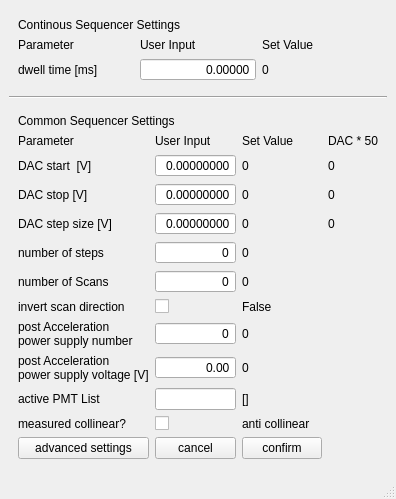
Before: the Qt Designer form TildaHost/source/Interface/TrackParUi/Ui_TrackPar.ui in lasersphere/Tilda, drawn with Qt 5.
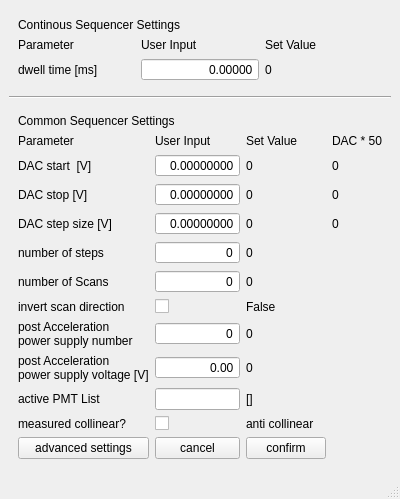
After: the same form once the commit is applied. Icons and pictures are not drawn.

Commit message: Ui will inherit now the Main loop and therefore all parameters etc. can be stored here.

The edit to the form file:
```diff
--- a/TildaHost/source/Interface/TrackParUi/Ui_TrackPar.ui
+++ b/TildaHost/source/Interface/TrackParUi/Ui_TrackPar.ui
@@ -6,7 +6,7 @@
    <rect>
     <x>0</x>
     <y>0</y>
-    <width>389</width>
+    <width>391</width>
     <height>472</height>
    </rect>
   </property>
@@ -169,6 +169,9 @@
              <property name="keyboardTracking">
               <bool>false</bool>
              </property>
+             <property name="maximum">
+              <double>10000.000000000000000</double>
+             </property>
             </widget>
            </item>
            <item row="6" column="0">
@@ -199,6 +202,9 @@
              <property name="decimals">
               <number>8</number>
              </property>
+             <property name="minimum">
+              <double>-10.000000000000000</double>
+             </property>
              <property name="maximum">
               <double>10.000000000000000</double>
              </property>
@@ -409,6 +415,9 @@
              <property name="decimals">
               <number>8</number>
              </property>
+             <property name="minimum">
+              <double>-10.000000000000000</double>
+             </property>
              <property name="maximum">
               <double>10.000000000000000</double>
              </property>
@@ -438,6 +447,9 @@
              <property name="decimals">
               <number>8</number>
              </property>
+             <property name="minimum">
+              <double>-10.000000000000000</double>
+             </property>
              <property name="maximum">
               <double>10.000000000000000</double>
              </property>
```
Left out of the diff: 22 changed lines with no effect on the pictures. The commit also changes 5 other files.
